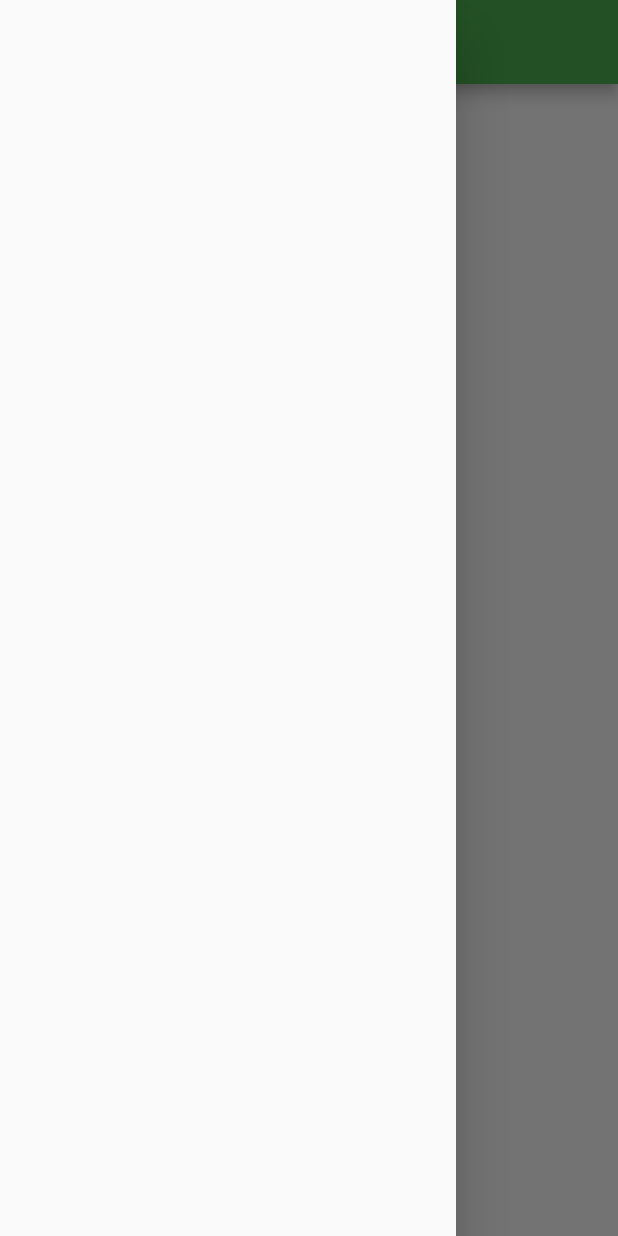
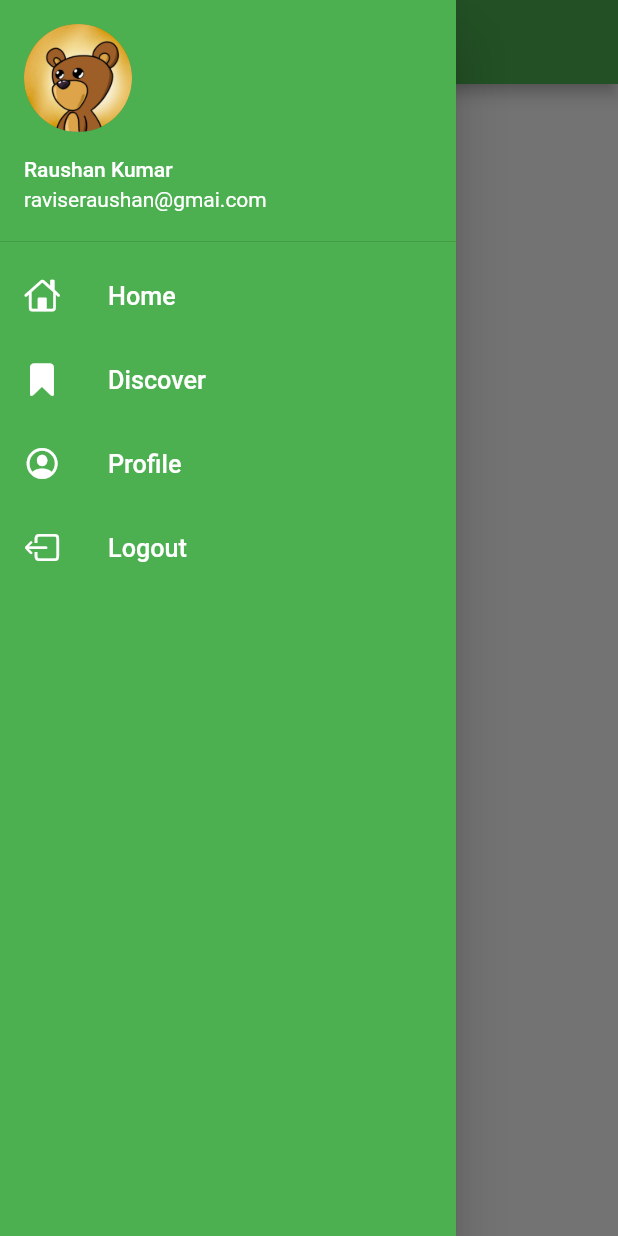
Before and after one commit to raushan-sen/Learning-Flutter, a Flutter app: the screen it shows after launch, with the side drawer open, on a phone screen of 412 x 824 dp. Run offline on Flutter 3.47's test engine with Material 2 defaults, Android fonts, the phone set to English and light mode, and no system bars; our stand-ins replace google_fonts; missing offline and left inert: dart:html.

Commit message:
Finish Drawer

```diff
--- a/lib/main.dart
+++ b/lib/main.dart
@@ -2,7 +2,6 @@ import 'package:cause_words/screens/homepage.dart';
 import 'package:cause_words/screens/login_page.dart';
 import 'package:cause_words/utils/util.dart';
 import 'package:flutter/material.dart';
-import 'package:google_fonts/google_fonts.dart';
 
 void main() {
   runApp(const MyApp());
@@ -15,16 +14,18 @@ class MyApp extends StatelessWidget {
   Widget build(BuildContext context) {
     return MaterialApp(
       themeMode: ThemeMode.light,
+      debugShowCheckedModeBanner: false,
       theme: ThemeData(
         primarySwatch: Colors.green
       ),
       darkTheme: ThemeData(
         brightness: Brightness.dark
       ),
+      initialRoute:MyWord.home,
       routes: {
-        MyWord.home:(context) => HomePage(),
-        MyWord.login:(context) => LoginPage(),
-        MyWord.signup:(context) => LoginPage(),
+        MyWord.home:(context) => const HomePage(),
+        MyWord.login:(context) => const LoginPage(),
+        MyWord.signup:(context) => const LoginPage(),
       }
     );
 
--- a/lib/screens/homepage.dart
+++ b/lib/screens/homepage.dart
@@ -1,14 +1,19 @@
 import 'package:flutter/material.dart';
 
+import '../utils/drawer.dart';
+
 class HomePage extends StatelessWidget {
+  const HomePage({Key? key}) : super(key: key);
+
   @override
   Widget build(BuildContext context) {
     return Scaffold(
-      appBar: AppBar(centerTitle: true, title: Text('Caused Words')),
-      drawer: Drawer(),
+      appBar: AppBar(centerTitle: true, title: const Text('Caused Words')),
+      drawer: const OurDrawer(),
       body: Center(
+          // ignore: avoid_unnecessary_containers
           child: Container(
-        child: Text('Welcome to Cause Words'),
+        child: const Text('Cause Words'),
       )),
     );
   }
--- /dev/null
+++ b/lib/utils/drawer.dart
@@ -0,0 +1,52 @@
+import 'dart:html';
+
+import 'package:flutter/cupertino.dart';
+import 'package:flutter/material.dart';
+
+class OurDrawer extends StatelessWidget {
+  const OurDrawer({ Key? key }) : super(key: key);
+
+  @override
+  Widget build(BuildContext context) {
+    return Drawer(
+      // ignore: avoid_unnecessary_containers
+      child: Container(
+        color: Colors.green,
+        child:ListView(
+          children: const [
+             DrawerHeader(
+               padding: EdgeInsets.zero,
+
+              child: UserAccountsDrawerHeader(
+                margin: EdgeInsets.zero,
+                accountName: Text('Raushan Kumar'),
+                accountEmail: Text("raviseraushan@gmai.com"),
+                currentAccountPicture: CircleAvatar(backgroundImage: AssetImage("static/images/user.jpg")
+              ),
+              )
+
+              ),
+              ListTile(
+                leading: Icon(CupertinoIcons.home,color: Colors.white,),
+                title: Text("Home",style: TextStyle(color: Colors.white),textScaleFactor: 1.2,),
+              ),
+
+              ListTile(
+                leading: Icon(CupertinoIcons.bookmark_fill,color: Colors.white,),
+                title: Text("Discover",style: TextStyle(color: Colors.white),textScaleFactor: 1.2,),
+              ),
+              ListTile(
+                leading: Icon(CupertinoIcons.profile_circled,color: Colors.white,),
+                title: Text("Profile",style: TextStyle(color: Colors.white),textScaleFactor: 1.2,),
+              ),
+              ListTile(
+                leading: Icon(CupertinoIcons.square_arrow_left,color: Colors.white,),
+                title: Text("Logout",style: TextStyle(color: Colors.white),textScaleFactor: 1.2,),
+              ),
+
+          ],
+        )
+        ),
+    );
+  }
+}
```
Also changed, not shown: lib/screens/login_page.dart (+82 -10 lines), static/images/user.jpg (added).
